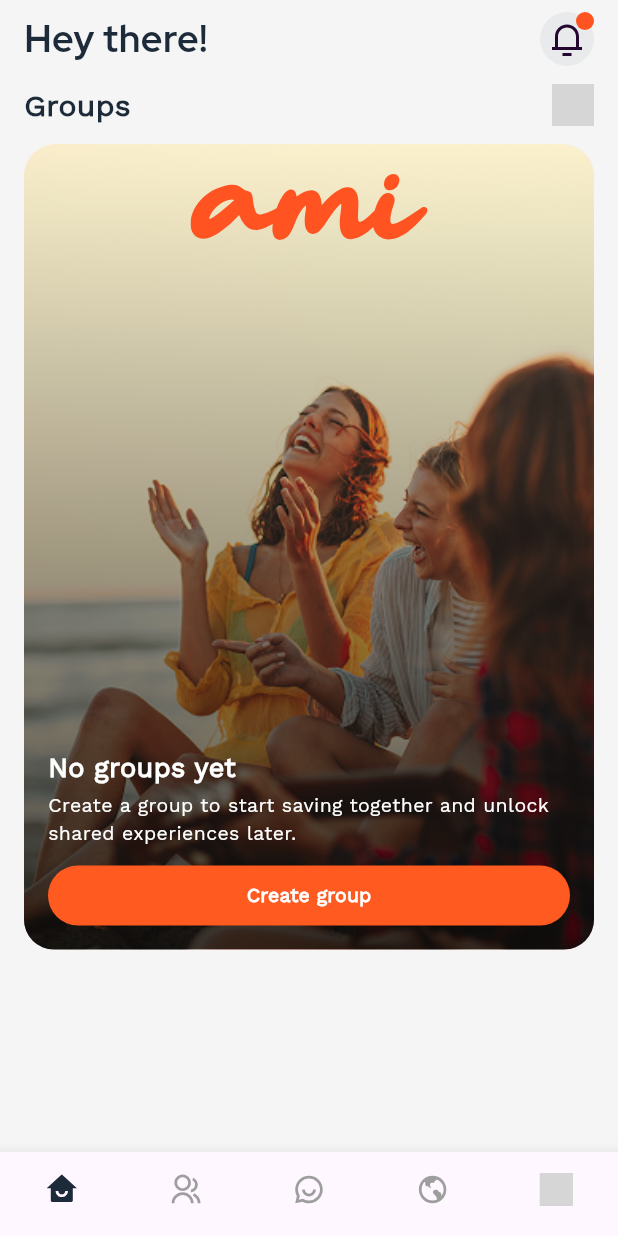
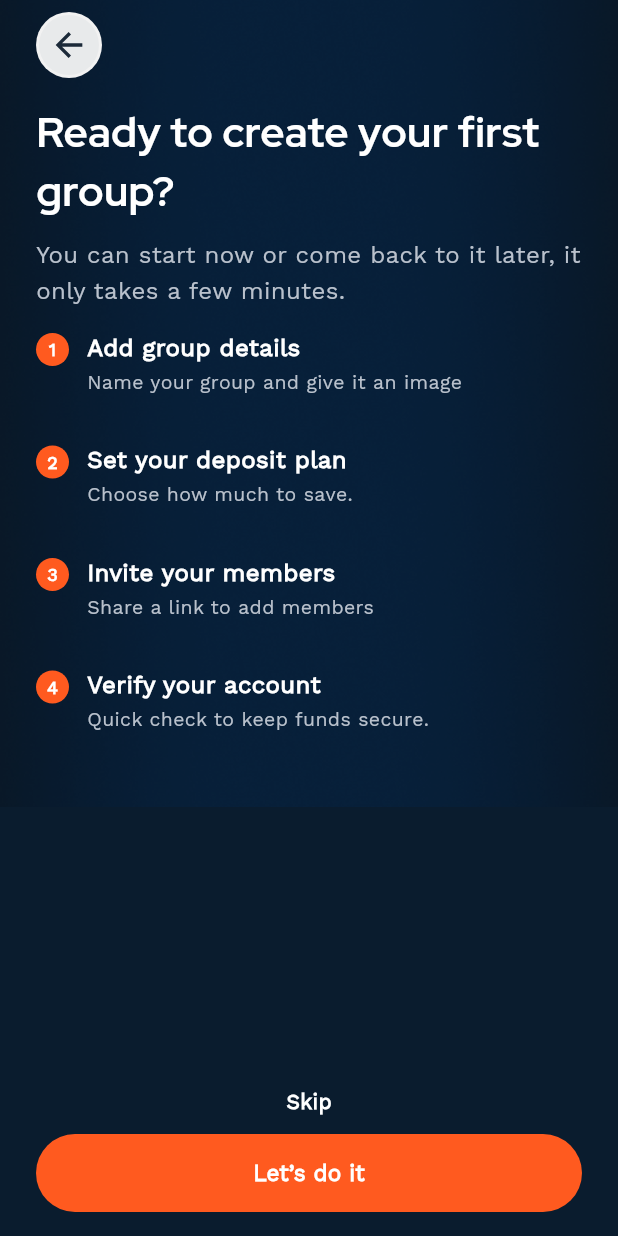
Before and after one commit to ReinaShannen/Figma_27, a Flutter app: the HeyUserScreen screen opened by its route, after a tap on "Create group", on a phone screen of 412 x 824 dp. Run offline on Flutter 3.47's test engine with Material 3 defaults, Android fonts, the phone set to English and light mode, and no system bars; our stand-ins replace country_picker, flutter_svg, pin_code_fields; grey boxes are pictures that could not be loaded.

Commit message:
create group screen

```diff
--- a/lib/routes/app_routes.dart
+++ b/lib/routes/app_routes.dart
@@ -8,6 +8,7 @@ import '../screens/payment/verifying_card_screen.dart';
 import '../screens/payment/verified_card_screen.dart';
 import '../screens/payment/add_bank_account_screen.dart';
 import '../screens/home/hey_user_screen.dart';
+import '../screens/groups/create_group_intro_screen.dart';
 import '../screens/verification/change_mobile.dart';
 import '../screens/verification/verify_number.dart';
 import '../screens/splash /splash_screen.dart';
@@ -22,6 +23,7 @@ class AppRoutes {
   static const verifiedCard = '/verified-card';
   static const addBankAccount = '/add-bank-account';
   static const heyUser = '/hey-user';
+  static const createGroupIntro = '/create-group-intro';
   static const changeMobile = '/change-mobile';
   static const verifyNumber = '/verify-number';
 
@@ -35,6 +37,7 @@ class AppRoutes {
         verifiedCard: (_) => const VerifiedCardScreen(),
         addBankAccount: (_) => AddBankAccountScreen(),
         heyUser: (_) => const HeyUserScreen(),
+        createGroupIntro: (_) => const CreateGroupIntroScreen(),
         changeMobile: (_) => const ChangeMobileScreen(),
         verifyNumber: (context) {
           final args = ModalRoute.of(context)?.settings.arguments;
--- /dev/null
+++ b/lib/screens/groups/create_group_intro_screen.dart
@@ -0,0 +1,208 @@
+import 'package:flutter/material.dart';
+import '../../core/widgets/back_button.dart';
+
+class CreateGroupIntroScreen extends StatelessWidget {
+  const CreateGroupIntroScreen({super.key});
+
+  static const double _horizontalPadding = 24;
+  static const double _contentTopPadding = 8;
+  static const double _contentBottomPadding = 16;
+
+  @override
+  Widget build(BuildContext context) {
+    return Scaffold(
+      backgroundColor: const Color(0xFF0A1C2E),
+      bottomNavigationBar: SafeArea(
+        child: Padding(
+          padding: EdgeInsets.fromLTRB(
+            _horizontalPadding,
+            _contentTopPadding,
+            _horizontalPadding,
+            _contentBottomPadding + MediaQuery.of(context).viewInsets.bottom,
+          ),
+          child: Column(
+            mainAxisSize: MainAxisSize.min,
+            children: [
+              GestureDetector(
+                onTap: () {
+                  Navigator.pop(context);
+                },
+                child: const Text(
+                  'Skip',
+                  style: TextStyle(
+                    fontFamily: 'WorkSans',
+                    fontSize: 14,
+                    fontWeight: FontWeight.w600,
+                    color: Colors.white,
+                  ),
+                ),
+              ),
+              const SizedBox(height: 12),
+              SizedBox(
+                width: double.infinity,
+                height: 52,
+                child: ElevatedButton(
+                  onPressed: () {},
+                  style: ElevatedButton.styleFrom(
+                    backgroundColor: const Color(0xFFFF5A1F),
+                    elevation: 0,
+                    shape: RoundedRectangleBorder(
+                      borderRadius: BorderRadius.circular(26),
+                    ),
+                  ),
+                  child: const Text(
+                    'Let’s do it',
+                    style: TextStyle(
+                      fontFamily: 'WorkSans',
+                      fontSize: 15,
+                      fontWeight: FontWeight.w600,
+                      color: Colors.white,
+                    ),
+                  ),
+                ),
+              ),
+            ],
+          ),
+        ),
+      ),
+      body: SafeArea(
+        child: Stack(
+          children: [
+            Positioned.fill(
+              child: Image.asset(
+                'assets/images/background.png',
+                fit: BoxFit.cover,
+              ),
+            ),
+            SingleChildScrollView(
+              padding: const EdgeInsets.fromLTRB(
+                _horizontalPadding,
+                _contentTopPadding,
+                _horizontalPadding,
+                _contentBottomPadding,
+              ),
+              child: Column(
+                crossAxisAlignment: CrossAxisAlignment.start,
+                children: [
+                  const CommonBackButton(),
+                  const SizedBox(height: 16),
+                  const Text(
+                    'Ready to create your first\ngroup?',
+                    style: TextStyle(
+                      fontFamily: 'RedHatDisplay',
+                      fontSize: 28,
+                      fontWeight: FontWeight.w700,
+                      height: 1.4,
+                      color: Colors.white,
+                    ),
+                  ),
+                  const SizedBox(height: 12),
+                  const Text(
+                    'You can start now or come back to it later, it only takes a few minutes.',
+                    style: TextStyle(
+                      fontFamily: 'WorkSans',
+                      fontSize: 16,
+                      height: 1.5,
+                      color: Color(0xFFB9C1CC),
+                    ),
+                  ),
+                  const SizedBox(height: 16),
+                  const _StepItem(
+                    number: '1',
+                    title: 'Add group details',
+                    subtitle: 'Name your group and give it an image',
+                  ),
+                  const _StepItem(
+                    number: '2',
+                    title: 'Set your deposit plan',
+                    subtitle: 'Choose how much to save.',
+                  ),
+                  const _StepItem(
+                    number: '3',
+                    title: 'Invite your members',
+                    subtitle: 'Share a link to add members',
+                  ),
+                  const _StepItem(
+                    number: '4',
+                    title: 'Verify your account',
+                    subtitle: 'Quick check to keep funds secure.',
+                  ),
+                ],
+              ),
+            ),
+          ],
+        ),
+      ),
+    );
+  }
+}
+
+class _StepItem extends StatelessWidget {
+  final String number;
+  final String title;
+  final String subtitle;
+
+  const _StepItem({
+    required this.number,
+    required this.title,
+    required this.subtitle,
+  });
+
+  @override
+  Widget build(BuildContext context) {
+    return SizedBox(
+      height: 75,
+      child: Row(
+        crossAxisAlignment: CrossAxisAlignment.start,
+        children: [
+          Container(
+            width: 22,
+            height: 22,
+            decoration: const BoxDecoration(
+              color: Color(0xFFFF5A1F),
+              shape: BoxShape.circle,
+            ),
+            alignment: Alignment.center,
+            child: Text(
+              number,
+              style: const TextStyle(
+                fontFamily: 'WorkSans',
+                fontSize: 12,
+                fontWeight: FontWeight.w700,
+                color: Colors.white,
+              ),
+            ),
+          ),
+          const SizedBox(width: 12),
+          Expanded(
+            child: Column(
+              crossAxisAlignment: CrossAxisAlignment.start,
+              children: [
+                Text(
+                  title,
+                  style: const TextStyle(
+                    fontFamily: 'WorkSans',
+                    fontSize: 16,
+                    fontWeight: FontWeight.w600,
+                    height: 1.2,
+                    color: Colors.white,
+                  ),
+                ),
+                const SizedBox(height: 4),
+                Text(
+                  subtitle,
+                  style: const TextStyle(
+                    fontFamily: 'WorkSans',
+                    fontSize: 13,
+                    height: 1.5,
+                    color: Color(0xFFB9C1CC),
+                  ),
+                ),
+              ],
+            ),
+          ),
+        ],
+      ),
+    );
+  }
+}
--- a/lib/screens/home/hey_user_screen.dart
+++ b/lib/screens/home/hey_user_screen.dart
@@ -168,8 +168,13 @@ class HeyUserScreen extends StatelessWidget {
                                 SizedBox(
                                   width: double.infinity,
                                   height: 40,
-                                  child: ElevatedButton(
-                                    onPressed: () {},
+                              child: ElevatedButton(
+                                onPressed: () {
+                                  Navigator.pushNamed(
+                                    context,
+                                    '/create-group-intro',
+                                  );
+                                },
                                     style: ElevatedButton.styleFrom(
                                       backgroundColor:
                                           const Color(0xFFFF5A1F),
--- a/lib/screens/password /create_password_screen.dart
+++ b/lib/screens/password /create_password_screen.dart
@@ -66,7 +66,6 @@ if (_passwordError == null && _confirmPasswordError == null) {
       backgroundColor: Colors.white,
       resizeToAvoidBottomInset: true,
 
-      /// ✅ BUTTON FLOATS ABOVE KEYBOARD (ALWAYS ORANGE)
       bottomNavigationBar: SafeArea(
         child: Padding(
           padding: EdgeInsets.fromLTRB(
```
Also changed, not shown: lib/core/widgets/primary_button.dart (+5 -5 lines), lib/main.dart (+9 -0 lines), lib/screens/payment/add_payment_card.dart (+5 -5 lines), lib/screens/signup/signup_screen.dart (+8 -8 lines), lib/screens/verification/change_mobile.dart (+18 -6 lines), lib/screens/verification/verify_number.dart (+18 -12 lines). Lines whose indentation alone changed are shown as unchanged.
